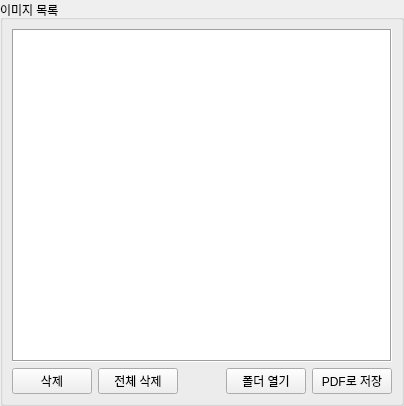
gyuha/capture-macro2, file ui/image_list_widget.ui: the form before one commit.
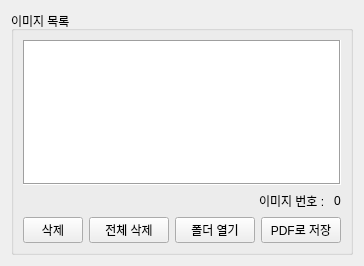
The form after the commit.

Commit message: 이미지 리스트 출력

Patch:
```diff
--- a/ui/image_list_widget.ui
+++ b/ui/image_list_widget.ui
@@ -6,29 +6,14 @@
    <rect>
     <x>0</x>
     <y>0</y>
-    <width>404</width>
-    <height>406</height>
+    <width>349</width>
+    <height>266</height>
    </rect>
   </property>
   <property name="windowTitle">
    <string>Form</string>
   </property>
   <layout class="QVBoxLayout" name="verticalLayout">
-   <property name="spacing">
-    <number>0</number>
-   </property>
-   <property name="leftMargin">
-    <number>0</number>
-   </property>
-   <property name="topMargin">
-    <number>0</number>
-   </property>
-   <property name="rightMargin">
-    <number>0</number>
-   </property>
-   <property name="bottomMargin">
-    <number>0</number>
-   </property>
    <item>
     <widget class="QGroupBox" name="groupBox_2">
      <property name="title">
@@ -46,7 +31,7 @@
         <property name="iconSize">
          <size>
           <width>80</width>
-          <height>120</height>
+          <height>80</height>
          </size>
         </property>
         <property name="textElideMode">
@@ -58,7 +43,7 @@
         <property name="gridSize">
          <size>
           <width>0</width>
-          <height>120</height>
+          <height>82</height>
          </size>
         </property>
         <property name="viewMode">
@@ -66,6 +51,37 @@
         </property>
        </widget>
       </item>
+      <item>
+       <layout class="QHBoxLayout" name="horizontalLayout">
+        <item>
+         <spacer name="horizontalSpacer">
+          <property name="orientation">
+           <enum>Qt::Orientation::Horizontal</enum>
+          </property>
+          <property name="sizeHint" stdset="0">
+           <size>
+            <width>40</width>
+            <height>20</height>
+           </size>
+          </property>
+         </spacer>
+        </item>
+        <item>
+         <widget class="QLabel" name="label">
+          <property name="text">
+           <string>이미지 번호 : </string>
+          </property>
+         </widget>
+        </item>
+        <item>
+         <widget class="QLabel" name="lbImageNumber">
+          <property name="text">
+           <string>0</string>
+          </property>
+         </widget>
+        </item>
+       </layout>
+      </item>
       <item>
        <layout class="QHBoxLayout" name="horizontalLayout_5">
         <item>
```
The commit also changes 4 other files.
